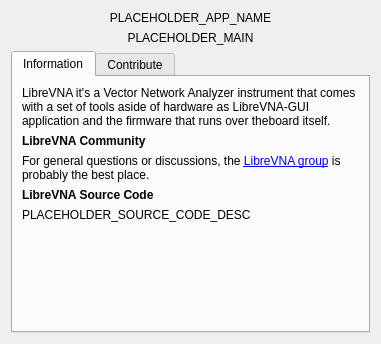
Before: the Qt Designer form Software/PC_Application/aboutdialog.ui in jankae/LibreVNA, drawn with Qt 5.
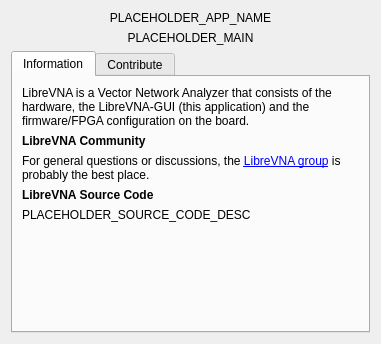
After: the same form once the commit is applied.

Commit message: Set application name/organization before loading preferences, minor adjustments to about text

Diff of the .ui file:
```diff
--- a/Software/PC_Application/aboutdialog.ui
+++ b/Software/PC_Application/aboutdialog.ui
@@ -73,7 +73,7 @@
               <bool>false</bool>
              </property>
              <property name="text">
-              <string>LibreVNA it's a Vector Network Analyzer instrument that comes with a set of tools aside of hardware as LibreVNA-GUI application and the firmware that runs over theboard itself. </string>
+              <string>&lt;html&gt;&lt;head/&gt;&lt;body&gt;&lt;p&gt;LibreVNA is a Vector Network Analyzer that consists of the hardware, the LibreVNA-GUI (this application) and the firmware/FPGA configuration on the board. &lt;/p&gt;&lt;/body&gt;&lt;/html&gt;</string>
              </property>
              <property name="wordWrap">
               <bool>true</bool>
```
Left out of the diff: 2 changed lines with no effect on the pictures. The commit also changes 1 other file.
